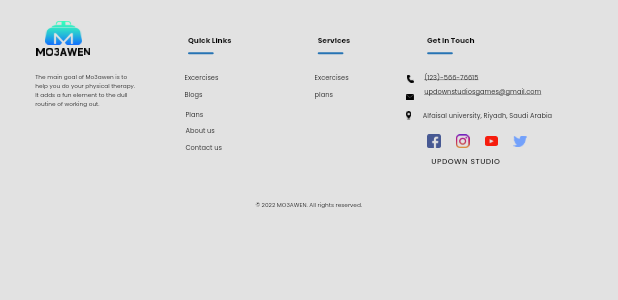
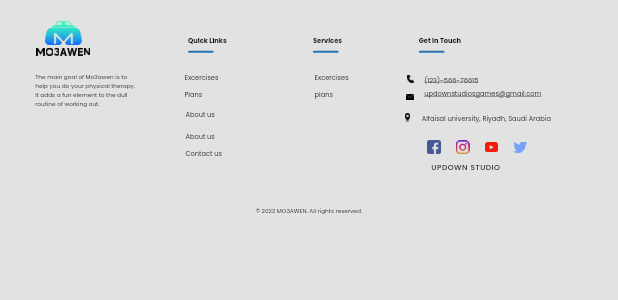
Before and after one commit to Mfayed20/mo3awen_website, a Flutter app: what desktopView() shows on an empty page, opened directly, on a phone screen of 412 x 824 dp. Shown: the top 300 px of the screen. Run offline on Flutter 3.47's test engine with Material 2 defaults, Android fonts, the phone set to English and light mode, and no system bars; our stand-ins replace google_fonts.

Commit message:
after refactroing the footer widget still there are few thing to refactor

```diff
--- a/lib/utils/styles.dart
+++ b/lib/utils/styles.dart
@@ -110,8 +110,8 @@ TextStyle footerBoldText(
   double ffem = fem * 0.97;
   return TextStyle(
     fontFamily: 'Poppins',
-    fontSize: 18 * ffem,
-    fontWeight: FontWeight.w700,
+    fontSize: fontSize * ffem,
+    fontWeight: fontWeight,
     height: 1.5 * ffem / fem,
     color: const Color(0xff000000),
   );
--- a/lib/widgets/footer_widget.dart
+++ b/lib/widgets/footer_widget.dart
@@ -162,24 +162,11 @@ Widget desktopView(BuildContext context) {
                       child: Column(
                         crossAxisAlignment: CrossAxisAlignment.start,
                         children: [
-                          Container(
-                            // excercisesyFK (2:47)
-                            margin: EdgeInsets.fromLTRB(
-                                0 * fem, 0 * fem, 0 * fem, 18 * fem),
-                            child: Text(
-                              'Excercises',
-                              style: safeGoogleFont(
-                                'Poppins',
-                                fontSize: 16 * ffem,
-                                fontWeight: FontWeight.w400,
-                                height: 1.5 * ffem / fem,
-                                color: Color(0xff000000),
-                              ),
-                            ),
-                          ),
+                          footerboldtext(0, 0, 0, 18, "Excercises", 16,
+                              FontWeight.w400, context),
                           Text(
                             // blogsFyX (2:49)
-                            'Blogs',
+                            'Plans',
                             style: safeGoogleFont(
                               'Poppins',
                               fontSize: 16 * ffem,
@@ -198,21 +185,8 @@ Widget desktopView(BuildContext context) {
                       child: Column(
                         crossAxisAlignment: CrossAxisAlignment.start,
                         children: [
-                          Container(
-                            // excercisesVN5 (2:55)
-                            margin: EdgeInsets.fromLTRB(
-                                0 * fem, 0 * fem, 0 * fem, 18 * fem),
-                            child: Text(
-                              'Excercises',
-                              style: safeGoogleFont(
-                                'Poppins',
-                                fontSize: 16 * ffem,
-                                fontWeight: FontWeight.w400,
-                                height: 1.5 * ffem / fem,
-                                color: Color(0xff000000),
-                              ),
-                            ),
-                          ),
+                          footerboldtext(0, 0, 0, 18, "Excercises", 16,
+                              FontWeight.w400, context),
                           Text(
                             // blogsnMB (2:56)
                             'plans',
@@ -234,28 +208,39 @@ Widget desktopView(BuildContext context) {
                       child: Column(
                         crossAxisAlignment: CrossAxisAlignment.end,
                         children: [
-                          Container(
-                            // phoneiconcr1 (2:151)
-                            margin: EdgeInsets.fromLTRB(
-                                0 * fem, 0 * fem, 0.52 * fem, 26 * fem),
-                            width: 15.2 * fem,
-                            height: 20 * fem,
-                            child: Image.asset(
+                          // Container(
+                          //   // phoneiconcr1 (2:151)
+                          //   margin: EdgeInsets.fromLTRB(
+                          //       0 * fem, 0 * fem, 0.52 * fem, 26 * fem),
+                          //   width: 15.2 * fem,
+                          //   height: 20 * fem,
+                          //   child: Image.asset(
+                          //     'assets/page-1/images/phone-icon-L7X.png',
+                          //     width: 15.2 * fem,
+                          //     height: 20 * fem,
+                          //   ),
+                          // ),
+                          footerimages(
+                              0,
+                              0,
+                              0.52,
+                              26,
+                              15.2,
+                              20,
                               'assets/page-1/images/phone-icon-L7X.png',
-                              width: 15.2 * fem,
-                              height: 20 * fem,
-                            ),
-                          ),
-                          Container(
-                            // vectoruKK (2:41)
-                            width: 17.73 * fem,
-                            height: 12 * fem,
-                            child: Image.asset(
-                              'assets/page-1/images/vector-oGq.png',
-                              width: 17.73 * fem,
-                              height: 12 * fem,
-                            ),
-                          ),
+                              context),
+                          // Container(
+                          //   // vectoruKK (2:41)
+                          //   width: 17.73 * fem,
+                          //   height: 12 * fem,
+                          //   child: Image.asset(
+                          //     'assets/page-1/images/vector-oGq.png',
+                          //     width: 17.73 * fem,
+                          //     height: 12 * fem,
+                          //   ),
+                          // ),
+                          footerimages(0, 0, 0, 0, 17.73, 12,
+                              'assets/page-1/images/vector-oGq.png', context),
                         ],
                       ),
                     ),
@@ -267,7 +252,7 @@ Widget desktopView(BuildContext context) {
                           Container(
                             // MSD (2:63)
                             margin: EdgeInsets.fromLTRB(
-                                0 * fem, 0 * fem, 0 * fem, 18 * fem),
+                                0 * fem, 5 * fem, 0 * fem, 18 * fem),
                             child: RichText(
                               text: TextSpan(
                                 style: safeGoogleFont(
@@ -327,33 +312,10 @@ Widget desktopView(BuildContext context) {
           child: Row(
             crossAxisAlignment: CrossAxisAlignment.center,
             children: [
-              Container(
-                // plansshP (2:50)
-                margin:
-                    EdgeInsets.fromLTRB(5 * fem, 0 * fem, 263 * fem, 4 * fem),
-                child: Text(
-                  'Plans',
-                  style: safeGoogleFont(
-                    'Poppins',
-                    fontSize: 16 * ffem,
-                    fontWeight: FontWeight.w400,
-                    height: 1.5 * ffem / fem,
-                    color: Color(0xff000000),
-                  ),
-                ),
-              ),
-              Container(
-                // vector4G5 (2:40)
-                margin: EdgeInsets.fromLTRB(
-                    210 * fem, 4.9 * fem, 26.63 * fem, 0 * fem),
-                width: 12.37 * fem,
-                height: 20 * fem,
-                child: Image.asset(
-                  'assets/page-1/images/vector-P1X.png',
-                  width: 12.37 * fem,
-                  height: 20 * fem,
-                ),
-              ),
+              footerboldtext(
+                  5, 0, 263, 18, "About us", 16, FontWeight.w400, context),
+              footerimages(180, 0, 26.63, 0, 12.37, 20,
+                  'assets/page-1/images/vector-P1X.png', context),
               Container(
                 // alfaisaluniversityriyadhsaudia (2:54)
                 margin: EdgeInsets.fromLTRB(0 * fem, 4 * fem, 0 * fem, 0 * fem),
```
